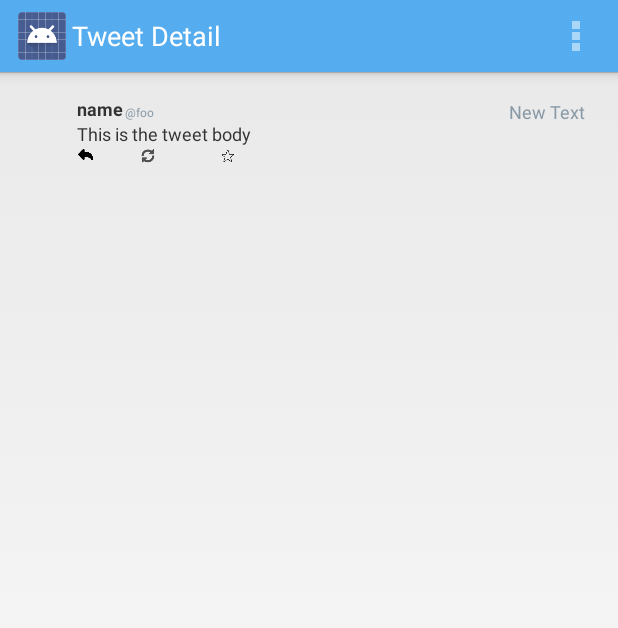
After one commit to cassiomo/MyTwitter, an Android app: the TweetDetailActivity screen opened directly, with no data from a screen before it, on a phone screen of 412 x 824 dp. The commit adds this screen. Shown: the top 628 px of the screen. Run offline under Robolectric (Android 15) with nearby library versions, the phone set to English and light mode, and no system bars; 9 statements that could not run were skipped.

Commit message:
add detail view

```diff
--- a/app/src/main/AndroidManifest.xml
+++ b/app/src/main/AndroidManifest.xml
@@ -13,7 +13,7 @@
     <uses-permission android:name="android.permission.ACCESS_NETWORK_STATE" />
 
     <application
-        android:name="com.codepath.apps.basictwitter.TwitterApplication"
+        android:name=".TwitterApplication"
         android:allowBackup="true"
         android:icon="@drawable/ic_launcher"
         android:label="@string/app_name"
@@ -60,6 +60,10 @@
             android:name=".activities.SearchActivity"
             android:label="@string/search" >
         </activity>
+        <activity
+            android:name=".activities.TweetDetailActivity"
+            android:label="@string/title_activity_tweet_detail" >
+        </activity>
     </application>
 
 </manifest>
--- /dev/null
+++ b/app/src/main/java/com/codepath/apps/basictwitter/activities/TweetDetailActivity.java
@@ -0,0 +1,73 @@
+package com.codepath.apps.basictwitter.activities;
+
+import android.app.Activity;
+import android.os.Bundle;
+import android.view.Menu;
+import android.view.MenuItem;
+import android.widget.ImageView;
+import android.widget.TextView;
+
+import com.codepath.apps.basictwitter.R;
+import com.codepath.apps.basictwitter.models.Tweet;
+import com.nostra13.universalimageloader.core.ImageLoader;
+
+public class TweetDetailActivity extends Activity {
+
+    private Tweet tweet;
+
+    @Override
+    protected void onCreate(Bundle savedInstanceState) {
+        super.onCreate(savedInstanceState);
+        setContentView(R.layout.activity_tweet_detail);
+        tweet = (Tweet)getIntent().getSerializableExtra("tweet");
+        ImageLoader imageLoader = ImageLoader.getInstance();
+
+        if (tweet.getFavoriteCount() !=0) {
+            TextView tvDetailFavorite = (TextView) findViewById(R.id.tvDetailFavorite);
+            tvDetailFavorite.setText(String.valueOf(tweet.getFavoriteCount()));
+        }
+        if (tweet.getRetweetCount() !=0) {
+            TextView tvDetailRetweet = (TextView) findViewById(R.id.tvDetailRetweet);
+            tvDetailRetweet.setText(String.valueOf(tweet.getRetweetCount()));
+        }
+        if (tweet.getMediaUrl() !=null) {
+            ImageView ivDetailBody = (ImageView) findViewById(R.id.ivDetailBody);
+            imageLoader.displayImage(tweet.getMediaUrl(), ivDetailBody);
+        }
+        TextView tvDetailScreenName = (TextView) findViewById((R.id.tvDetailScreenName));
+        TextView tvDetailName = (TextView) findViewById(R.id.tvDetailName);
+        TextView tvDetailBody = (TextView) findViewById(R.id.tvDetailBody);
+        TextView tvDetailCreatedAt = (TextView)findViewById(R.id.tvDetailCreateAt);
+
+        final ImageView ivDetailProfileImage = (ImageView) findViewById(R.id.ivDetailProfileImage);
+
+        ivDetailProfileImage.setTag(tweet.getUser().getScreenName());
+        //ivProfileImage.setImageResource(android.R.color.transparent);
+        ivDetailProfileImage.setImageResource(0);
+        imageLoader.displayImage(tweet.getUser().getProfileImageUrl(), ivDetailProfileImage);
+        tvDetailScreenName.setText("@" + tweet.getUser().getScreenName());
+        tvDetailCreatedAt.setText(tweet.getCreatedAt());
+        tvDetailName.setText(tweet.getUser().getName());
+        tvDetailBody.setText(tweet.getBody());
+    }
+
+
+    @Override
+    public boolean onCreateOptionsMenu(Menu menu) {
+        // Inflate the menu; this adds items to the action bar if it is present.
+        getMenuInflater().inflate(R.menu.tweet_detail, menu);
+        return true;
+    }
+
+    @Override
+    public boolean onOptionsItemSelected(MenuItem item) {
+        // Handle action bar item clicks here. The action bar will
+        // automatically handle clicks on the Home/Up button, so long
+        // as you specify a parent activity in AndroidManifest.xml.
+        int id = item.getItemId();
+        if (id == R.id.action_settings) {
+            return true;
+        }
+        return super.onOptionsItemSelected(item);
+    }
+}
--- a/app/src/main/java/com/codepath/apps/basictwitter/adapters/TweetArrayAdapter.java
+++ b/app/src/main/java/com/codepath/apps/basictwitter/adapters/TweetArrayAdapter.java
@@ -46,6 +46,8 @@ public class TweetArrayAdapter extends ArrayAdapter<Tweet> {
             @Override
             public void onClick(View v) {
                 LayoutInflater inflater = LayoutInflater.from(getContext());
+                v.setFocusable(true);
+                v.setFocusableInTouchMode(true);
                 Intent i = new Intent(inflater.getContext(), ProfileActivity.class);
                 String screenName = (String)ivProfileImage.getTag();
                 i.putExtra("screenName", screenName);
--- a/app/src/main/java/com/codepath/apps/basictwitter/fragments/TweetsFragment.java
+++ b/app/src/main/java/com/codepath/apps/basictwitter/fragments/TweetsFragment.java
@@ -24,6 +24,7 @@ import com.actionbarsherlock.widget.SearchView;
 import com.codepath.apps.basictwitter.R;
 import com.codepath.apps.basictwitter.TwitterClient;
 import com.codepath.apps.basictwitter.activities.ProfileActivity;
+import com.codepath.apps.basictwitter.activities.TweetDetailActivity;
 import com.codepath.apps.basictwitter.adapters.TweetArrayAdapter;
 import com.codepath.apps.basictwitter.listeners.EndlessScrollListener;
 import com.codepath.apps.basictwitter.models.Tweet;
@@ -92,17 +93,24 @@ public class TweetsFragment extends SherlockFragment {
 		    	aTweets.notifyDataSetChanged();
 		    }
 	    });
+//
+//        lvTweets.setOnClickListener(new View.OnClickListener() {
+//            @Override
+//            public void onClick(View v) {
+//                Log.i("Debug", "Testing");
+//            }
+//        });
 
 		lvTweets.setOnItemClickListener(new OnItemClickListener() {
             @Override
             public void onItemClick(AdapterView<?> parent, View view, int position,
                     long id) {
-
+                view.setFocusable(true);
+                view.setFocusableInTouchMode(true);
             	Tweet tweet = tweets.get(position);
-            	Intent i = new Intent(inflater.getContext(), ProfileActivity.class);
-            	i.putExtra("screenName", tweet.getUser().getScreenName());
+            	Intent i = new Intent(inflater.getContext(), TweetDetailActivity.class);
+                i.putExtra("tweet", tweet);
         		startActivity(i);
-
             }
         });
 
--- /dev/null
+++ b/app/src/main/res/layout/activity_tweet_detail.xml
@@ -0,0 +1,125 @@
+<RelativeLayout xmlns:android="http://schemas.android.com/apk/res/android"
+    xmlns:tools="http://schemas.android.com/tools"
+    android:layout_width="match_parent"
+    android:layout_height="match_parent"
+    android:paddingLeft="@dimen/activity_horizontal_margin"
+    android:paddingRight="@dimen/activity_horizontal_margin"
+    android:paddingTop="@dimen/activity_vertical_margin"
+    android:paddingBottom="@dimen/activity_vertical_margin"
+    tools:context="com.codepath.apps.basictwitter.activities.TweetDetailActivity">
+
+    <ImageView
+        android:layout_width="30dp"
+        android:layout_height="30dp"
+        android:src="@drawable/ic_launcher"
+        android:id="@+id/ivDetailProfileImage"
+        android:paddingTop="5dp"
+        android:paddingLeft="5dp"
+        android:layout_alignParentTop="true"
+        android:layout_alignParentLeft="true"
+        android:layout_alignParentStart="true" />
+
+    <TextView
+        android:layout_width="wrap_content"
+        android:layout_height="wrap_content"
+        android:text="@string/name"
+        android:id="@+id/tvDetailName"
+        android:layout_marginLeft="5dp"
+        android:textStyle="bold"
+        android:textSize="12dp"
+        android:layout_alignParentTop="true"
+        android:layout_toRightOf="@+id/ivDetailProfileImage"
+        />
+
+    <TextView
+        android:layout_width="wrap_content"
+        android:layout_height="wrap_content"
+        android:text="@string/screen_name"
+        android:textSize="8dp"
+        android:id="@+id/tvDetailScreenName"
+        android:layout_alignBottom="@+id/tvDetailName"
+        android:layout_marginLeft="1dp"
+        android:textColor="#8899a6"
+        android:layout_toRightOf="@+id/tvDetailName" />
+
+    <TextView
+        android:layout_width="wrap_content"
+        android:layout_height="wrap_content"
+        android:text="@string/tweet_body"
+        android:id="@+id/tvDetailBody"
+        android:layout_marginLeft="5dp"
+        android:textSize="12dp"
+        android:autoLink="all"
+        android:linksClickable="true"
+        android:focusable="false"
+        android:layout_below="@+id/tvDetailName"
+        android:layout_toRightOf="@+id/ivDetailProfileImage" />
+
+    <TextView
+        android:layout_width="wrap_content"
+        android:layout_height="wrap_content"
+        android:text="New Text"
+        android:textSize="12dp"
+        android:paddingTop="2dp"
+        android:paddingRight="5dp"
+        android:id="@+id/tvDetailCreateAt"
+        android:layout_alignParentTop="true"
+        android:layout_alignParentRight="true"
+        android:layout_alignParentEnd="true"
+        android:textColor="#8899a6"/>
+
+    <ImageView
+        android:layout_width="wrap_content"
+        android:layout_height="wrap_content"
+        android:id="@+id/ivDetailBody"
+        android:layout_below="@+id/tvDetailBody"
+        android:layout_alignLeft="@+id/tvDetailBody"
+        android:layout_alignStart="@+id/tvDetailBody" />
+
+    <LinearLayout
+        android:orientation="horizontal"
+        android:layout_width="fill_parent"
+        android:layout_height="fill_parent"
+        android:layout_below="@+id/ivDetailBody"
+        android:layout_alignLeft="@+id/ivDetailBody"
+        android:layout_alignStart="@+id/ivDetailBody"
+        android:weightSum="1"
+        android:id="@+id/linearLayout2">
+
+        <ImageView
+            android:layout_width="11dp"
+            android:layout_height="11dp"
+            android:id="@+id/ivDetailReply"
+            android:src="@drawable/ic_reply" />
+
+        <TextView
+            android:layout_width="29dp"
+            android:layout_height="wrap_content"
+            android:id="@+id/tvDetailReply" />
+
+        <ImageView
+            android:layout_width="13dp"
+            android:layout_height="13dp"
+            android:id="@+id/ivDetailRetweet"
+            android:src="@drawable/ic_retweetcount" />
+
+        <TextView
+            android:layout_width="15dp"
+            android:layout_height="wrap_content"
+            android:id="@+id/tvDetailRetweet"
+            android:layout_weight="0.10" />
+
+        <ImageView
+            android:layout_width="13dp"
+            android:layout_height="13dp"
+            android:id="@+id/ivDetailfavorite"
+            android:src="@drawable/ic_favoritecount" />
+
+        <TextView
+            android:layout_width="12dp"
+            android:layout_height="wrap_content"
+            android:id="@+id/tvDetailFavorite"
+            android:layout_weight="0.08" />
+    </LinearLayout>
+
+</RelativeLayout>
--- a/app/src/main/res/layout/tweet_item.xml
+++ b/app/src/main/res/layout/tweet_item.xml
@@ -1,7 +1,8 @@
 <?xml version="1.0" encoding="utf-8"?>
 <RelativeLayout xmlns:android="http://schemas.android.com/apk/res/android"
     android:layout_width="match_parent"
-    android:layout_height="match_parent">
+    android:layout_height="match_parent"
+    android:descendantFocusability="blocksDescendants">
 
     <ImageView
         android:layout_width="30dp"
--- /dev/null
+++ b/app/src/main/res/menu/tweet_detail.xml
@@ -0,0 +1,8 @@
+<menu xmlns:android="http://schemas.android.com/apk/res/android"
+    xmlns:tools="http://schemas.android.com/tools"
+    tools:context="com.codepath.apps.basictwitter.activities.TweetDetailActivity" >
+    <item android:id="@+id/action_settings"
+        android:title="@string/action_settings"
+        android:orderInCategory="100"
+        android:showAsAction="never" />
+</menu>
--- /dev/null
+++ b/app/src/main/res/values-w820dp/dimens.xml
@@ -0,0 +1,6 @@
+<resources>
+    <!-- Example customization of dimensions originally defined in res/values/dimens.xml
+         (such as screen margins) for screens with more than 820dp of available width. This
+         would include 7" and 10" devices in landscape (~960dp and ~1280dp respectively). -->
+    <dimen name="activity_horizontal_margin">64dp</dimen>
+</resources>
--- a/app/src/main/res/values/strings.xml
+++ b/app/src/main/res/values/strings.xml
@@ -15,10 +15,10 @@
     <string name="email">Email</string>
     <string name="tweet_body">This is the tweet body</string>
     <string name="name">name</string>
-
     <string name="tweets_profile">TWEETS</string>
     <string name="following_profile">FOLLOWING</string>
     <string name="follower_profile">FOLLOWERS</string>
     <string name="reply_label">reply</string>
+    <string name="title_activity_tweet_detail">Tweet Detail</string>
 
 </resources>
```
Also changed, not shown: 56 other files.
